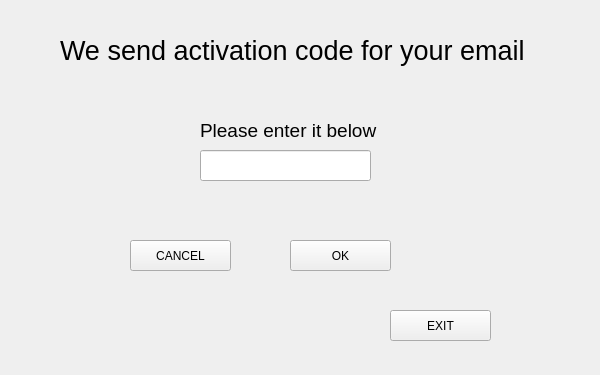
Old version of the form Classes/GUI/activation.ui in the repository EKaczmarek/BomberMan.
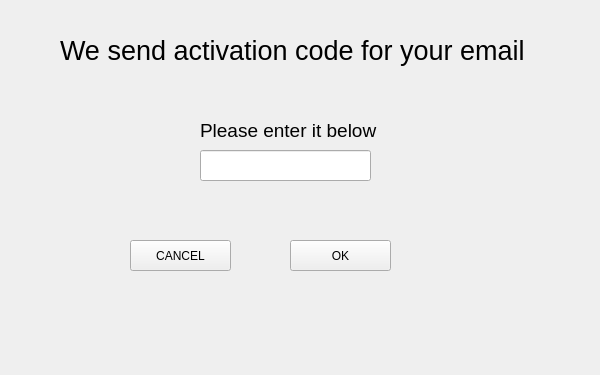
New version of the form.

What changed in the file:
```diff
--- a/Classes/GUI/activation.ui
+++ b/Classes/GUI/activation.ui
@@ -112,40 +112,6 @@
     </rect>
    </property>
   </widget>
-  <widget class="QPushButton" name="button_exit">
-   <property name="geometry">
-    <rect>
-     <x>390</x>
-     <y>310</y>
-     <width>101</width>
-     <height>31</height>
-    </rect>
-   </property>
-   <property name="mouseTracking">
-    <bool>true</bool>
-   </property>
-   <property name="focusPolicy">
-    <enum>Qt::ClickFocus</enum>
-   </property>
-   <property name="contextMenuPolicy">
-    <enum>Qt::ActionsContextMenu</enum>
-   </property>
-   <property name="autoFillBackground">
-    <bool>false</bool>
-   </property>
-   <property name="text">
-    <string>EXIT</string>
-   </property>
-   <property name="checkable">
-    <bool>false</bool>
-   </property>
-   <property name="checked">
-    <bool>false</bool>
-   </property>
-   <property name="flat">
-    <bool>false</bool>
-   </property>
-  </widget>
  </widget>
  <resources/>
  <connections/>
```
